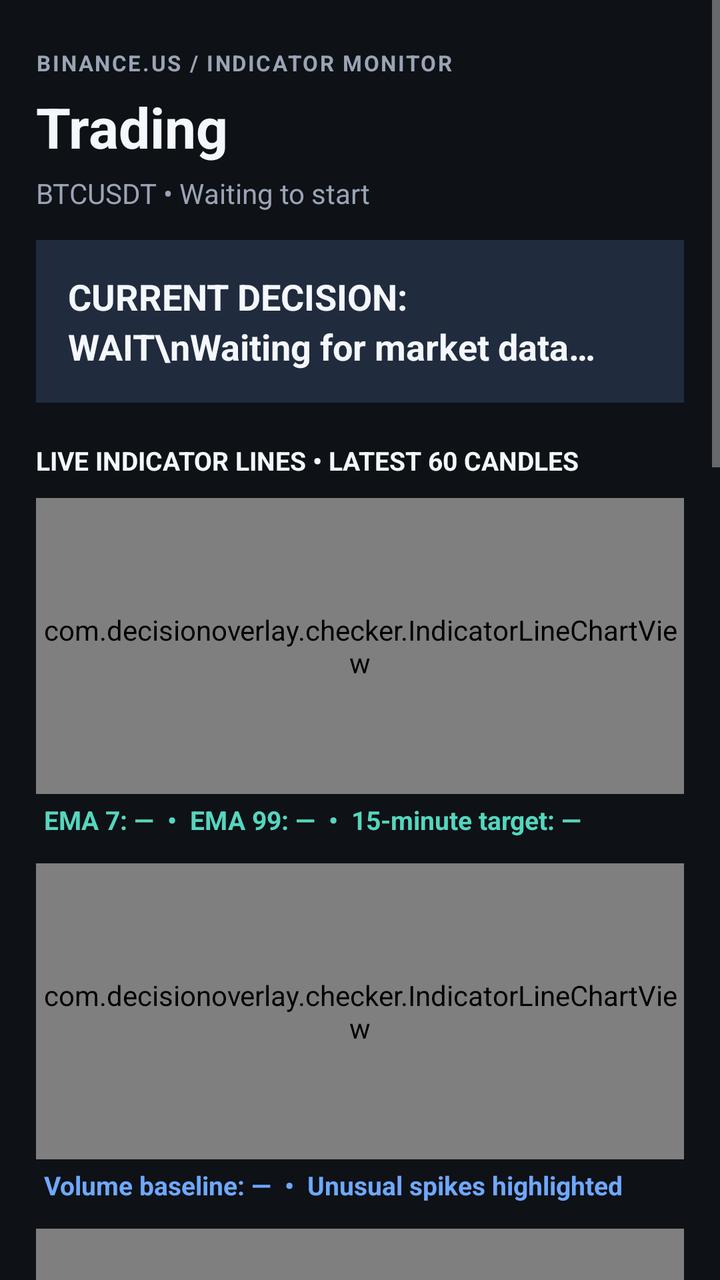
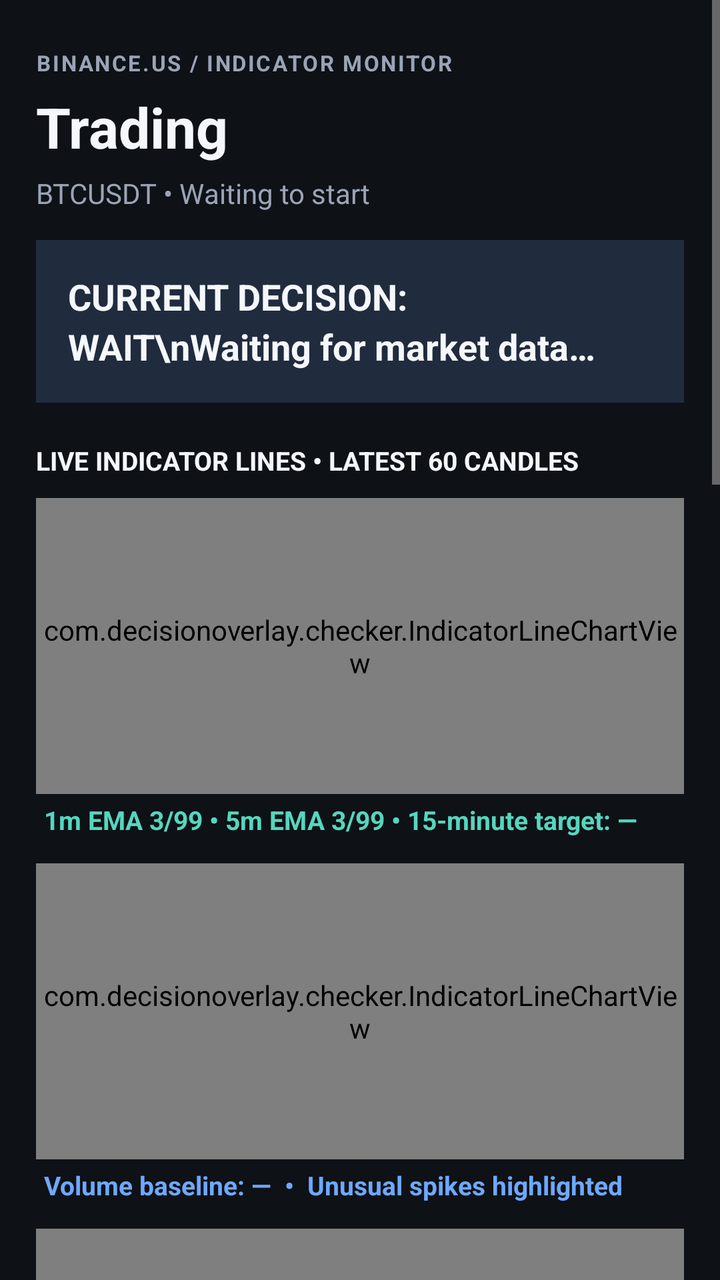

Two renders of the same Android screen: before a commit and after it. Below are the layout's source before the change and the commit's diff.
<!-- AndroidManifest.xml: application theme Theme.DecisionOverlay -->
<!-- res/layout/activity_main.xml -->
<?xml version="1.0" encoding="utf-8"?>
<ScrollView xmlns:android="http://schemas.android.com/apk/res/android"
    android:layout_width="match_parent"
    android:layout_height="match_parent"
    android:background="@color/bg"
    android:fillViewport="true"
    android:fitsSystemWindows="true">
    <LinearLayout
        android:layout_width="match_parent"
        android:layout_height="wrap_content"
        android:orientation="vertical"
        android:paddingStart="18dp"
        android:paddingEnd="18dp"
        android:paddingTop="24dp"
        android:paddingBottom="36dp">
        <TextView
            android:layout_width="wrap_content"
            android:layout_height="wrap_content"
            android:text="BINANCE.US / INDICATOR MONITOR"
            android:textColor="@color/muted"
            android:textSize="11sp"
            android:textStyle="bold"
            android:letterSpacing="0.08"/>
        <TextView
            android:layout_width="match_parent"
            android:layout_height="wrap_content"
            android:layout_marginTop="6dp"
            android:text="@string/app_name"
            android:textColor="@color/text"
            android:textSize="28sp"
            android:textStyle="bold"/>
        <TextView
            android:id="@+id/symbolHeading"
            android:layout_width="match_parent"
            android:layout_height="wrap_content"
            android:layout_marginTop="5dp"
            android:text="BTCUSDT • Waiting to start"
            android:textColor="@color/muted"
            android:textSize="14sp"/>
        <TextView
            android:id="@+id/decisionText"
            android:layout_width="match_parent"
            android:layout_height="wrap_content"
            android:layout_marginTop="14dp"
            android:padding="16dp"
            android:background="#202B3E"
            android:text="CURRENT DECISION: WAIT\\nWaiting for market data…"
            android:textColor="@color/text"
            android:textSize="18sp"
            android:textStyle="bold"
            android:lineSpacingExtra="4dp"/>
        <TextView
            android:layout_width="match_parent"
            android:layout_height="wrap_content"
            android:layout_marginTop="20dp"
            android:text="LIVE INDICATOR LINES • LATEST 60 CANDLES"
            android:textColor="@color/text"
            android:textSize="13sp"
            android:textStyle="bold"/>
        <com.decisionoverlay.checker.IndicatorLineChartView
            android:id="@+id/priceChart"
            android:layout_width="match_parent"
            android:layout_height="148dp"
            android:layout_marginTop="10dp"/>
        <TextView
            android:id="@+id/priceValue"
            android:layout_width="match_parent"
            android:layout_height="wrap_content"
            android:paddingStart="4dp"
            android:paddingTop="4dp"
            android:paddingBottom="10dp"
            android:text="EMA 7: —  •  EMA 99: —  •  15-minute target: —"
            android:textColor="#55D6BE"
            android:textSize="13sp"
            android:textStyle="bold"/>
        <com.decisionoverlay.checker.IndicatorLineChartView
            android:id="@+id/volumeChart"
            android:layout_width="match_parent"
            android:layout_height="148dp"
            android:layout_marginTop="3dp"/>
        <TextView
            android:id="@+id/volumeValue"
            android:layout_width="match_parent"
            android:layout_height="wrap_content"
            android:paddingStart="4dp"
            android:paddingTop="4dp"
            android:paddingBottom="10dp"
            android:text="Volume baseline: —  •  Unusual spikes highlighted"
            android:textColor="#6EA8FE"
            android:textSize="13sp"
            android:textStyle="bold"/>
        <com.decisionoverlay.checker.IndicatorLineChartView
            android:id="@+id/momentumChart"
            android:layout_width="match_parent"
            android:layout_height="148dp"
            android:layout_marginTop="3dp"/>
        <TextView
            android:id="@+id/momentumValue"
            android:layout_width="match_parent"
            android:layout_height="wrap_content"
            android:paddingStart="4dp"
            android:paddingTop="4dp"
            android:paddingBottom="10dp"
            android:text="Momentum: green above zero • red below zero"
            android:textColor="#F5B95F"
            android:textSize="13sp"
            android:textStyle="bold"/>
        <com.decisionoverlay.checker.OrderBookChartView
            android:id="@+id/orderBookChart"
            android:layout_width="match_parent"
            android:layout_height="148dp"
            android:layout_marginTop="3dp"/>
        <TextView
            android:id="@+id/orderBookValue"
            android:layout_width="match_parent"
            android:layout_height="wrap_content"
            android:paddingStart="4dp"
            android:paddingTop="4dp"
            android:paddingBottom="10dp"
            android:text="5-second average of the 10 closest bid and ask levels"
            android:textColor="#55D6BE"
            android:textSize="13sp"
            android:textStyle="bold"/>
        <TextView
            android:layout_width="match_parent"
            android:layout_height="wrap_content"
            android:layout_marginTop="15dp"
            android:text="ORDER BOOK SMOOTHING WINDOW"
            android:textColor="@color/muted"
            android:textSize="11sp"
            android:textStyle="bold"/>
        <TextView
            android:id="@+id/orderBookWindowValue"
            android:layout_width="match_parent"
            android:layout_height="wrap_content"
            android:layout_marginTop="5dp"
            android:text="ORDER BOOK: 15 SECONDS"
            android:textColor="#55D6BE"
            android:textSize="16sp"
            android:textStyle="bold"/>
        <SeekBar
            android:id="@+id/orderBookWindowSlider"
            android:layout_width="match_parent"
            android:layout_height="wrap_content"
            android:layout_marginTop="3dp"
            android:max="3"
            android:progress="0"/>
        <TextView
            android:layout_width="match_parent"
            android:layout_height="wrap_content"
            android:text="15s     •     30s     •     45s     •     1 min"
            android:textColor="@color/muted"
            android:textSize="11sp"/>
        <TextView
            android:layout_width="match_parent"
            android:layout_height="wrap_content"
            android:layout_marginTop="18dp"
            android:text="CRYPTO MARKET"
            android:textColor="@color/muted"
            android:textSize="11sp"
            android:textStyle="bold"/>
        <Spinner
            android:id="@+id/cryptoSpinner"
            android:layout_width="match_parent"
            android:layout_height="52dp"
            android:layout_marginTop="7dp"
            android:background="#252F42"
            android:paddingStart="10dp"
            android:paddingEnd="10dp"
            android:spinnerMode="dropdown"/>
        <TextView
            android:layout_width="match_parent"
            android:layout_height="wrap_content"
            android:layout_marginTop="17dp"
            android:text="SHORT-TERM PRICE EMA"
            android:textColor="@color/muted"
            android:textSize="11sp"
            android:textStyle="bold"/>
        <TextView
            android:id="@+id/emaValue"
            android:layout_width="match_parent"
            android:layout_height="wrap_content"
            android:layout_marginTop="5dp"
            android:text="PRICE EMA: 3"
            android:textColor="#55D6BE"
            android:textSize="16sp"
            android:textStyle="bold"/>
        <SeekBar
            android:id="@+id/emaSlider"
            android:layout_width="match_parent"
            android:layout_height="wrap_content"
            android:layout_marginTop="3dp"
            android:max="9"
            android:progress="2"/>
        <TextView
            android:layout_width="match_parent"
            android:layout_height="wrap_content"
            android:text="EMA 1 = fastest response     •     EMA 10 = smoother"
            android:textColor="@color/muted"
            android:textSize="11sp"/>
        <Button
            android:id="@+id/startCheckButton"
            android:layout_width="match_parent"
            android:layout_height="52dp"
            android:layout_marginTop="9dp"
            android:text="START MONITORING"
            android:textStyle="bold"/>
        <Button
            android:id="@+id/stopButton"
            android:layout_width="match_parent"
            android:layout_height="wrap_content"
            android:layout_marginTop="3dp"
            android:text="STOP MONITORING"/>
        <TextView
            android:id="@+id/statusText"
            android:layout_width="match_parent"
            android:layout_height="wrap_content"
            android:layout_marginTop="8dp"
            android:textColor="@color/muted"
            android:textSize="12sp"/>
        <TextView
            android:id="@+id/reasonText"
            android:layout_width="match_parent"
            android:layout_height="wrap_content"
            android:layout_marginTop="12dp"
            android:padding="13dp"
            android:background="#202B3E"
            android:text="Price: locally calculated EMA 7 and EMA 99. Target: last completed 15-minute checkpoint close. Volume: baseline with unusually large spikes. Momentum: green above zero, red below zero, with larger peaks labeled."
            android:textColor="@color/text"
            android:textSize="12sp"
            android:lineSpacingExtra="3dp"/>
        <TextView
            android:layout_width="match_parent"
            android:layout_height="wrap_content"
            android:layout_marginTop="18dp"
            android:text="BINANCE.US DATA STATUS"
            android:textColor="@color/muted"
            android:textSize="11sp"
            android:textStyle="bold"/>
        <TextView
            android:id="@+id/problemsText"
            android:layout_width="match_parent"
            android:layout_height="wrap_content"
            android:layout_marginTop="7dp"
            android:padding="13dp"
            android:background="#1A2435"
            android:text="Press START MONITORING to begin."
            android:textColor="@color/text"
            android:textSize="12sp"/>
        <Button
            android:id="@+id/refreshButton"
            android:layout_width="match_parent"
            android:layout_height="wrap_content"
            android:layout_marginTop="10dp"
            android:text="REFRESH MARKET DATA"/>
        <TextView
            android:layout_width="match_parent"
            android:layout_height="wrap_content"
            android:layout_marginTop="18dp"
            android:text="FETCH LOG"
            android:textColor="@color/muted"
            android:textSize="11sp"
            android:textStyle="bold"/>
        <TextView
            android:id="@+id/logText"
            android:layout_width="match_parent"
            android:layout_height="wrap_content"
            android:layout_marginTop="7dp"
            android:padding="13dp"
            android:background="#1A2435"
            android:text="No checks have run yet."
            android:textColor="@color/text"
            android:textSize="11sp"
            android:lineSpacingExtra="3dp"
            android:textIsSelectable="true"/>
    </LinearLayout>
</ScrollView>
<!-- resources referenced by this layout -->
<resources>
  <color name="bg">#0E1116</color>
  <color name="muted">#9AA4B5</color>
  <color name="text">#F4F7FB</color>
  <string name="app_name">Trading</string>
  <style name="Theme.DecisionOverlay" parent="Theme.AppCompat.NoActionBar">
          <item name="android:statusBarColor">@color/bg</item>
          <item name="android:navigationBarColor">@color/bg</item>
          <item name="android:windowBackground">@color/bg</item>
          <item name="colorAccent">#7AA2FF</item>
          <item name="android:textColor">@color/text</item>
      </style>
</resources>

<!-- the commit's change to res/layout/activity_main.xml (unified diff, before → after) -->
@@ -69,7 +69,7 @@
             android:paddingStart="4dp"
             android:paddingTop="4dp"
             android:paddingBottom="10dp"
-            android:text="EMA 7: —  •  EMA 99: —  •  15-minute target: —"
+            android:text="1m EMA 3/99 • 5m EMA 3/99 • 15-minute target: —"
             android:textColor="#55D6BE"
             android:textSize="13sp"
             android:textStyle="bold"/>
@@ -172,32 +172,10 @@
             android:layout_width="match_parent"
             android:layout_height="wrap_content"
             android:layout_marginTop="17dp"
-            android:text="SHORT-TERM PRICE EMA"
-            android:textColor="@color/muted"
-            android:textSize="11sp"
-            android:textStyle="bold"/>
-        <TextView
-            android:id="@+id/emaValue"
-            android:layout_width="match_parent"
-            android:layout_height="wrap_content"
-            android:layout_marginTop="5dp"
-            android:text="PRICE EMA: 3"
-            android:textColor="#55D6BE"
-            android:textSize="16sp"
-            android:textStyle="bold"/>
-        <SeekBar
-            android:id="@+id/emaSlider"
-            android:layout_width="match_parent"
-            android:layout_height="wrap_content"
-            android:layout_marginTop="3dp"
-            android:max="9"
-            android:progress="2"/>
-        <TextView
-            android:layout_width="match_parent"
-            android:layout_height="wrap_content"
-            android:text="EMA 1 = fastest response     •     EMA 10 = smoother"
-            android:textColor="@color/muted"
-            android:textSize="11sp"/>
+            android:text="FIXED EMA SETTINGS: EMA 3 + EMA 99 ON BOTH 1M AND 5M"
+            android:textColor="@color/muted"
+            android:textSize="11sp"
+            android:textStyle="bold"/>
         <Button
             android:id="@+id/startCheckButton"
             android:layout_width="match_parent"
